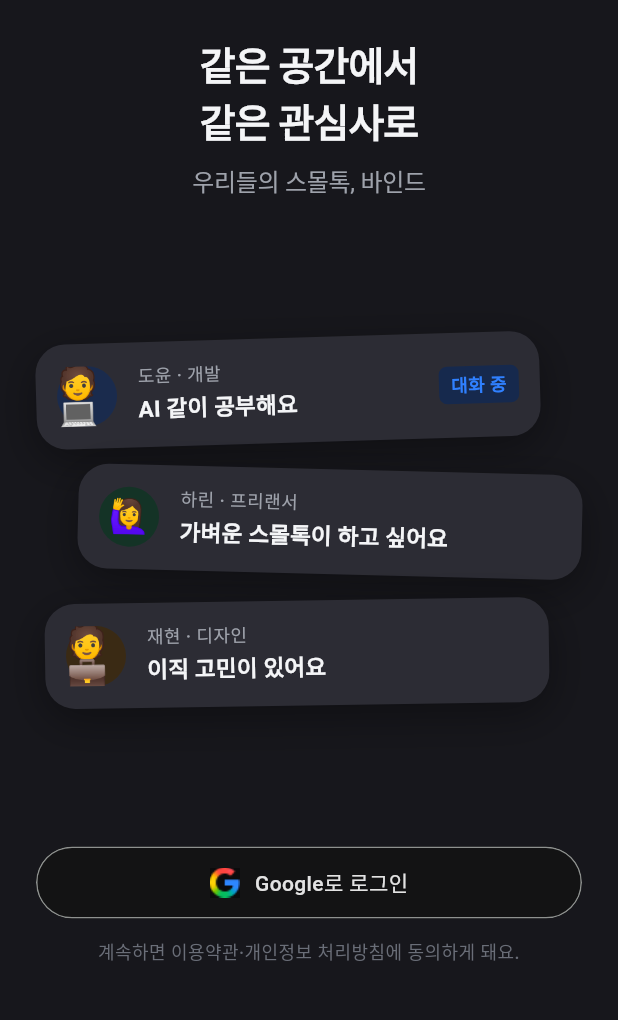
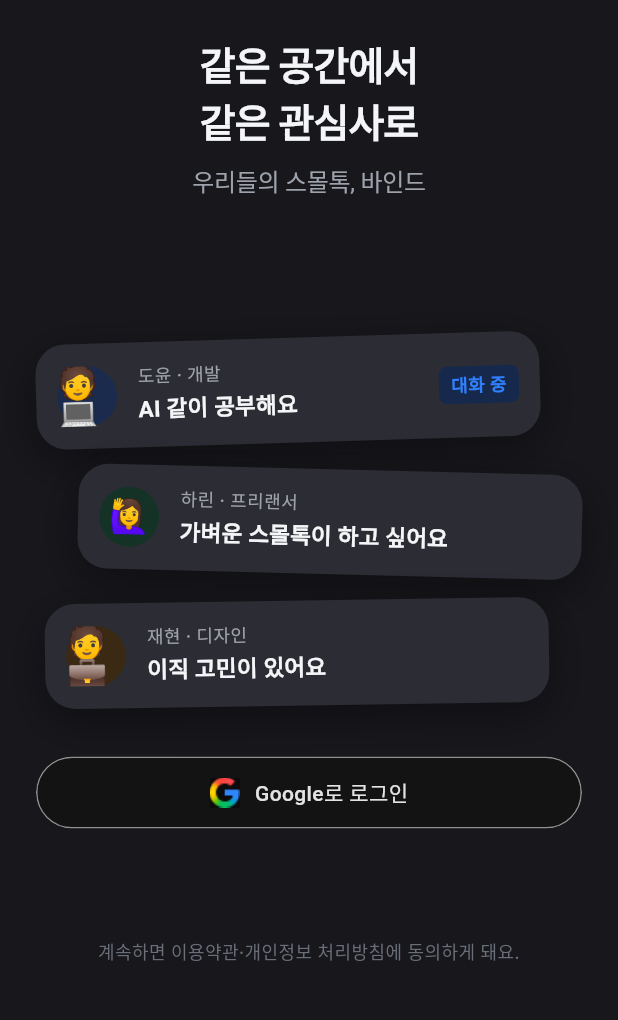
Before and after one commit to charlieoppa86/bind, a Flutter app: the screen it shows after launch, on a phone screen of 412 x 824 dp, the part 211-1231 px from its top. Run offline on Flutter 3.47's test engine with Material 3 defaults, Android fonts, the phone set to English and light mode, and no system bars; our stand-ins replace cloud_firestore, cloud_functions, firebase_auth, firebase_core, firebase_messaging, flutter_local_notifications and 4 more; missing offline and left inert: firebase_app_check; accounts and stored records are empty; Roboto replaces fonts that are missing (Pretendard).

Commit message:
feat: iOS Apple 로그인, 탈퇴 시 Apple 토큰 해지, 로그인 버튼 배치 통일
- iOS에서만 Apple 로그인 버튼(Google 아래, 같은 크기), Firebase Auth signInWithProvider 사용
- Apple로 가입한 계정은 탈퇴 전 재인증 후 토큰 해지(App Store 규정), 확인 창을 닫으면 탈퇴 취소
- Android Google 버튼을 iOS와 같은 위치에 배치
- Runner.entitlements에 Sign in with Apple 권한, 안 쓰는 sign_in_with_apple 패키지 제거
- 로그인 버튼·Apple 로그인·탈퇴 취소 테스트 추가

Co-Authored-By: Claude Opus 5.5 <noreply@anthropic.com>

```diff
--- a/lib/app/theme/app_colors.dart
+++ b/lib/app/theme/app_colors.dart
@@ -60,6 +60,11 @@ abstract final class AppColors {
   static const googleDarkStroke = Color(0xFF8E918F);
   static const googleDarkText = Color(0xFFE3E3E3);
 
+  /// Apple 로그인 버튼 White 스타일(어두운 바탕용)
+  /// (https://developer.apple.com/design/human-interface-guidelines/sign-in-with-apple)
+  static const appleWhiteFill = Color(0xFFFFFFFF);
+  static const appleWhiteText = Color(0xFF000000);
+
   /// 컨트롤 경계선
   static const controlBorder = Color(0x29FFFFFF);
 
--- a/lib/features/auth/presentation/login_screen.dart
+++ b/lib/features/auth/presentation/login_screen.dart
@@ -1,3 +1,4 @@
+import 'package:flutter/foundation.dart';
 import 'package:flutter_riverpod/flutter_riverpod.dart';
 import 'package:material_ui/material_ui.dart';
 
@@ -6,6 +7,7 @@ import '../../../app/theme/app_spacing.dart';
 import '../../../app/theme/app_typography.dart';
 import '../../../core/constants/enums.dart';
 import '../../../core/widgets/app_widgets.dart';
+import '../../../core/widgets/apple_sign_in_button.dart';
 import '../../../core/widgets/bind_logo.dart';
 import '../../../core/widgets/emoji_avatar.dart';
 import '../../../core/widgets/google_sign_in_button.dart';
@@ -22,14 +24,22 @@ class LoginScreen extends ConsumerStatefulWidget {
   ConsumerState<LoginScreen> createState() => _LoginScreenState();
 }
 
+/// 로그인 수단. Apple은 iOS에서만 보인다.
+enum _SignInMethod { google, apple }
+
 class _LoginScreenState extends ConsumerState<LoginScreen> {
-  bool _loading = false;
+  /// 진행 중인 로그인(그동안 두 버튼 모두 막는다)
+  _SignInMethod? _pending;
 
-  Future<void> _signIn() async {
-    // TODO(auth): iOS는 sign_in_with_apple도 추가
-    setState(() => _loading = true);
+  Future<void> _signIn(_SignInMethod method) async {
+    if (_pending != null) return;
+    setState(() => _pending = method);
+    final account = ref.read(accountProvider);
     try {
-      await ref.read(accountProvider).signIn();
+      await switch (method) {
+        _SignInMethod.google => account.signIn(),
+        _SignInMethod.apple => account.signInWithApple(),
+      };
     } on NoGoogleAccountException {
       ref
           .read(inAppNoticeProvider.notifier)
@@ -44,7 +54,7 @@ class _LoginScreenState extends ConsumerState<LoginScreen> {
           .read(inAppNoticeProvider.notifier)
           .show(const InAppNotice('로그인하지 못했어요. 잠시 후 다시 시도해 주세요.'));
     } finally {
-      if (mounted) setState(() => _loading = false);
+      if (mounted) setState(() => _pending = null);
     }
   }
 
@@ -81,7 +91,11 @@ class _LoginScreenState extends ConsumerState<LoginScreen> {
                   padding: const EdgeInsets.symmetric(
                     horizontal: AppSpacing.page,
                   ),
-                  child: _LoginArea(onGoogle: _signIn, loading: _loading),
+                  child: _LoginArea(
+                    onGoogle: () => _signIn(_SignInMethod.google),
+                    onApple: () => _signIn(_SignInMethod.apple),
+                    pending: _pending,
+                  ),
                 ),
                 const SizedBox(height: AppSpacing.xl),
               ],
@@ -123,13 +137,19 @@ class _Intro extends StatelessWidget {
   }
 }
 
-/// 로그인 버튼 영역. 버튼 두 개(Apple + Google) 높이를 미리 잡아 두고 아래부터 채운다.
-/// Apple 로그인을 붙이면 Google 버튼 위 빈 자리에 들어가서 화면 배치가 바뀌지 않는다.
+/// 로그인 버튼 영역. 버튼 두 개 높이를 미리 잡아 두고 위부터 채운다.
+/// Google 버튼은 두 플랫폼 모두 같은 자리(위)에 있고, iOS는 그 아래에 Apple 버튼이 온다.
+/// Android는 Apple 자리가 비어 있어 화면 배치가 iOS와 같다.
 class _LoginArea extends StatelessWidget {
-  const _LoginArea({required this.onGoogle, required this.loading});
+  const _LoginArea({
+    required this.onGoogle,
+    required this.onApple,
+    required this.pending,
+  });
 
   final VoidCallback onGoogle;
-  final bool loading;
+  final VoidCallback onApple;
+  final _SignInMethod? pending;
 
   /// 로그인 버튼 높이(GoogleSignInButton과 같다)
   static const _buttonHeight = 48.0;
@@ -142,13 +162,21 @@ class _LoginArea extends StatelessWidget {
         SizedBox(
           height: _buttonHeight * 2 + AppSpacing.sm + 4,
           child: Column(
-            mainAxisAlignment: MainAxisAlignment.end,
+            mainAxisAlignment: MainAxisAlignment.start,
             crossAxisAlignment: CrossAxisAlignment.stretch,
             children: [
-              // TODO(auth): Apple 로그인(sign_in_with_apple + Firebase Auth)을 붙이면
-              // 여기에 "Apple로 계속하기" 버튼을 넣는다. Google 가이드에 따라 두 버튼은
-              // 크기·무게가 같아야 한다. iOS 출시에는 Apple 로그인이 필수다.
-              GoogleSignInButton(onPressed: onGoogle, loading: loading),
+              GoogleSignInButton(
+                onPressed: pending == null ? onGoogle : null,
+                loading: pending == _SignInMethod.google,
+              ),
+              // App Store 규정: Google 로그인이 있으면 Apple 로그인도 같은 크기로 둔다.
+              if (defaultTargetPlatform == TargetPlatform.iOS) ...[
+                const SizedBox(height: AppSpacing.sm + 4),
+                AppleSignInButton(
+                  onPressed: pending == null ? onApple : null,
+                  loading: pending == _SignInMethod.apple,
+                ),
+              ],
             ],
           ),
         ),
--- a/lib/features/my/presentation/account_screen.dart
+++ b/lib/features/my/presentation/account_screen.dart
@@ -7,6 +7,7 @@ import '../../../app/theme/app_spacing.dart';
 import '../../../app/theme/app_typography.dart';
 import '../../../core/widgets/app_widgets.dart';
 import '../../../core/widgets/confirm_dialog.dart';
+import '../../../data/account/account_repository.dart';
 import '../../../data/demo/demo_providers.dart';
 import '../../../data/demo/demo_store.dart';
 import '../../../core/notice/in_app_notice.dart';
@@ -29,6 +30,9 @@ class AccountScreen extends ConsumerWidget {
     if (ok != true) return;
     try {
       await ref.read(accountProvider).deleteAccount();
+    } on AuthCanceledException {
+      // Apple 확인 창을 닫았으면 탈퇴하지 않고 그대로 둔다.
+      return;
     } catch (e) {
       debugPrint('[BIND] 탈퇴 실패: $e');
       ref
--- a/pubspec.yaml
+++ b/pubspec.yaml
@@ -23,8 +23,6 @@ dependencies:
   intl: ^0.20.3
   material_ui: ^1.1.0
   shared_preferences: ^2.5.6
-  sign_in_with_apple: ^8.2.0
-
 dev_dependencies:
   flutter_test:
     sdk: flutter
```
Also changed, not shown: lib/core/widgets/apple_sign_in_button.dart (added, +86 -0 lines), lib/data/account/account_repository.dart (+70 -1 lines), lib/features/session/account_controller.dart (+9 -2 lines), pubspec.lock, 5 other files.
